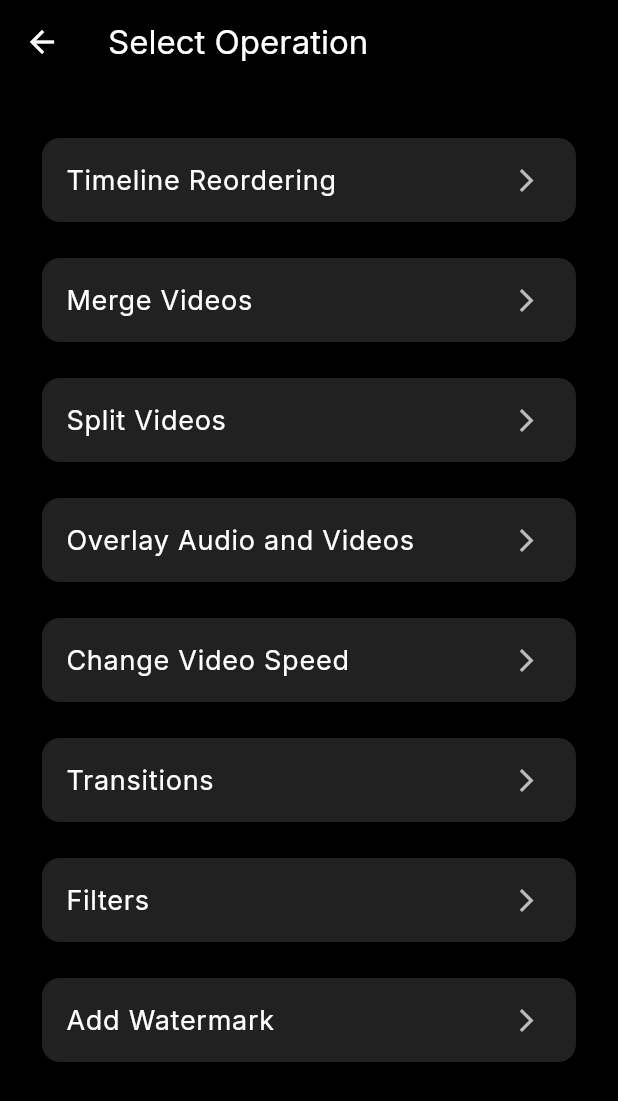
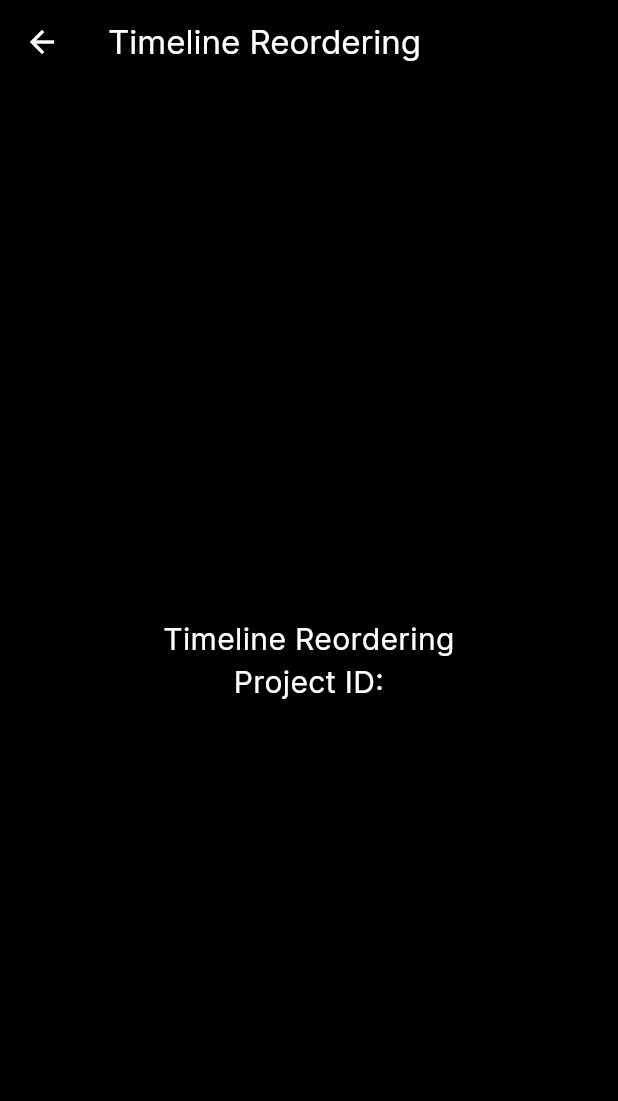
Before and after one commit to NikhilD1998/video_editor, a Flutter app: the VideoOperationSelectionScreen screen opened directly with empty values, after a tap on "Timeline Reordering", on a phone screen of 412 x 824 dp. Shown: the top 1101 px of the screen. Run offline on Flutter 3.47's test engine with Material 3 defaults, Android fonts, the light colour scheme and no system bars; our stand-ins replace file_picker, google_fonts, shared_preferences, video_player; missing offline and left inert: ffmpeg_kit_flutter_new; accounts and stored records are empty.

Commit message:
Refactor video operation selection and implement video merging functionality

```diff
--- a/lib/screens/video_operation_selection_screen.dart
+++ b/lib/screens/video_operation_selection_screen.dart
@@ -1,9 +1,27 @@
 import 'package:flutter/material.dart';
+import 'package:video_editor/helpers/screen_transition.dart';
+import 'package:video_editor/screens/merge_videos_screen.dart';
+import 'package:file_picker/file_picker.dart';
 
 class VideoOperationSelectionScreen extends StatelessWidget {
   const VideoOperationSelectionScreen({super.key, required this.projectId});
 
   final String projectId;
+
+  Future<void> _pickAndNavigateToMerge(BuildContext context) async {
+    final result = await FilePicker.platform.pickFiles(
+      type: FileType.video,
+      allowMultiple: true,
+    );
+    if (result != null && result.files.isNotEmpty) {
+      final List<String> paths = result.paths.whereType<String>().toList();
+      Navigator.of(context).push(
+        screenTransition(
+          MergeVideosScreen(videoPaths: paths, projectId: projectId),
+        ),
+      );
+    }
+  }
 
   @override
   Widget build(BuildContext context) {
@@ -11,15 +29,62 @@ class VideoOperationSelectionScreen extends StatelessWidget {
       'Navigated to VideoOperationSelectionScreen with id: $projectId',
     );
 
-    final List<String> operations = [
-      'Timeline Reordering',
-      'Merge Videos',
-      'Split Videos',
-      'Overlay Audio and Videos',
-      'Change Video Speed',
-      'Transitions',
-      'Filters',
-      'Add Watermark',
+    final List<Map<String, dynamic>> operations = [
+      {
+        'title': 'Timeline Reordering',
+        'screen': PlaceholderScreen(
+          title: 'Timeline Reordering',
+          projectId: projectId,
+        ),
+        'onTap': null,
+      },
+      {
+        'title': 'Merge Videos',
+        'screen': null, // We'll handle this with onTap
+        'onTap': (BuildContext ctx) => _pickAndNavigateToMerge(ctx),
+      },
+      {
+        'title': 'Split Videos',
+        'screen': PlaceholderScreen(
+          title: 'Split Videos',
+          projectId: projectId,
+        ),
+        'onTap': null,
+      },
+      {
+        'title': 'Overlay Audio and Videos',
+        'screen': PlaceholderScreen(
+          title: 'Overlay Audio and Videos',
+          projectId: projectId,
+        ),
+        'onTap': null,
+      },
+      {
+        'title': 'Change Video Speed',
+        'screen': PlaceholderScreen(
+          title: 'Change Video Speed',
+          projectId: projectId,
+        ),
+        'onTap': null,
+      },
+      {
+        'title': 'Transitions',
+        'screen': PlaceholderScreen(title: 'Transitions', projectId: projectId),
+        'onTap': null,
+      },
+      {
+        'title': 'Filters',
+        'screen': PlaceholderScreen(title: 'Filters', projectId: projectId),
+        'onTap': null,
+      },
+      {
+        'title': 'Add Watermark',
+        'screen': PlaceholderScreen(
+          title: 'Add Watermark',
+          projectId: projectId,
+        ),
+        'onTap': null,
+      },
     ];
 
     return Scaffold(
@@ -38,7 +103,7 @@ class VideoOperationSelectionScreen extends StatelessWidget {
           color: Colors.grey[900],
           child: ListTile(
             title: Text(
-              operations[index],
+              operations[index]['title'],
               style: const TextStyle(color: Colors.white, fontSize: 18),
             ),
             trailing: const Icon(
@@ -47,10 +112,13 @@ class VideoOperationSelectionScreen extends StatelessWidget {
               size: 18,
             ),
             onTap: () {
-              // TODO: Handle navigation to the selected operation
-              debugPrint(
-                'Selected: ${operations[index]} for project $projectId',
-              );
+              if (operations[index]['onTap'] != null) {
+                operations[index]['onTap']!(context);
+              } else {
+                Navigator.of(
+                  context,
+                ).push(screenTransition(operations[index]['screen']));
+              }
             },
           ),
         ),
@@ -58,3 +126,32 @@ class VideoOperationSelectionScreen extends StatelessWidget {
     );
   }
 }
+
+class PlaceholderScreen extends StatelessWidget {
+  final String title;
+  final String projectId;
+  const PlaceholderScreen({
+    super.key,
+    required this.title,
+    required this.projectId,
+  });
+
+  @override
+  Widget build(BuildContext context) {
+    return Scaffold(
+      backgroundColor: Colors.black,
+      appBar: AppBar(
+        title: Text(title),
+        backgroundColor: Colors.black,
+        foregroundColor: Colors.white,
+      ),
+      body: Center(
+        child: Text(
+          '$title\nProject ID: $projectId',
+          style: const TextStyle(color: Colors.white, fontSize: 20),
+          textAlign: TextAlign.center,
+        ),
+      ),
+    );
+  }
+}
--- a/pubspec.yaml
+++ b/pubspec.yaml
@@ -37,6 +37,9 @@ dependencies:
   google_fonts: ^6.2.1
   shared_preferences: ^2.5.3
   uuid: ^4.5.1
+  file_picker: ^10.2.0
+  video_player: ^2.10.0
+  ffmpeg_kit_flutter_new: ^2.0.0
 
 dev_dependencies:
   flutter_test:
```
Also changed, not shown: lib/screens/merge_videos_screen.dart (added, +147 -0 lines), pubspec.lock, 2 other files.
